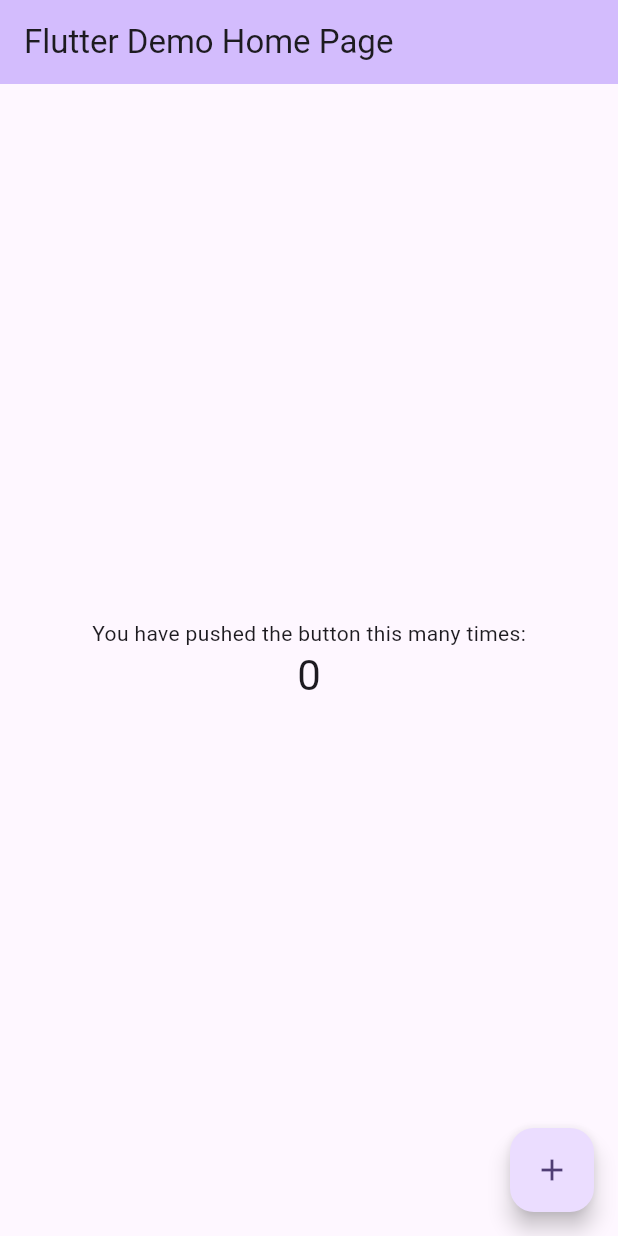
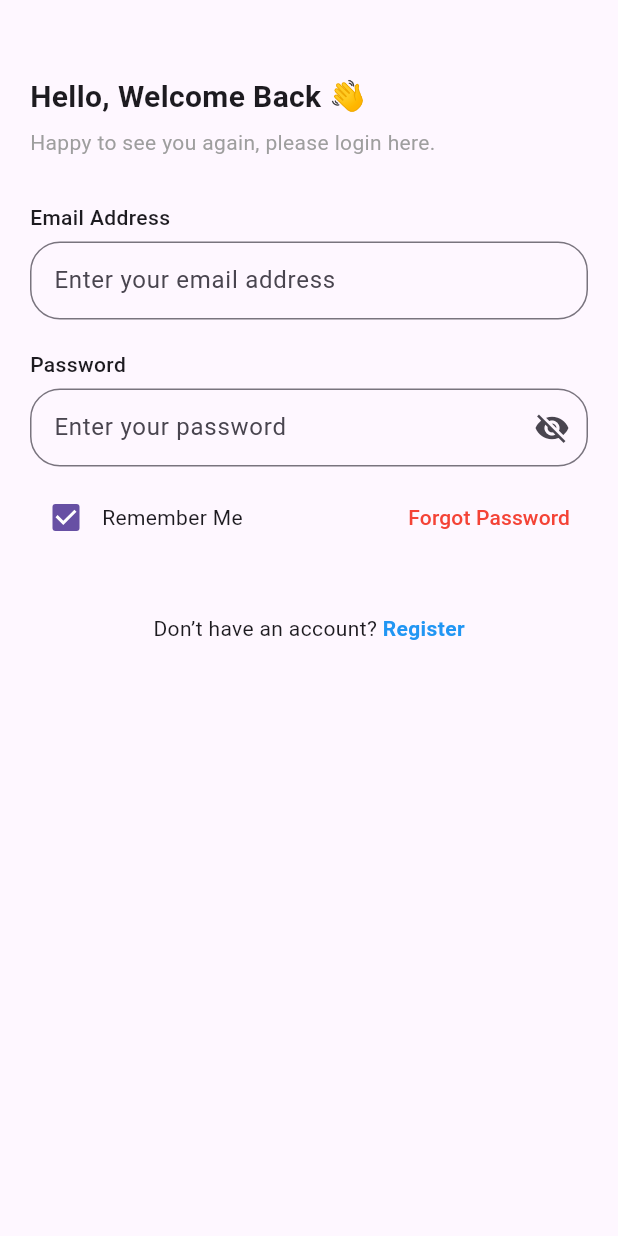
Before and after one commit to Ayman-Mohamed-1/turbo, a Flutter app: the screen it shows after launch, on a phone screen of 412 x 824 dp. Run offline on Flutter 3.47's test engine with Material 3 defaults, Android fonts, the phone set to English and light mode, and no system bars; our stand-ins replace dio, pretty_dio_logger.

Commit message:
build ui

```diff
--- /dev/null
+++ b/lib/config/routes/app_router.dart
@@ -0,0 +1,4 @@
+class AppRouters {
+  static const String loginView = "/login_view";
+  static const String homeView = "/home_view";
+}
--- /dev/null
+++ b/lib/core/common/ui_widgets/app_text_filed.dart
@@ -0,0 +1,58 @@
+import 'package:flutter/material.dart';
+
+class AppTextField extends StatelessWidget {
+  final String hintText;
+  final String label;
+  final bool obscureText;
+  final TextEditingController controller;
+  final Widget? suffixIcon;
+  final String? errorText;
+  final String? Function(String?)? validator;
+
+  const AppTextField({
+    super.key,
+    required this.hintText,
+    required this.label,
+    this.obscureText = false,
+    required this.controller,
+    this.suffixIcon,
+    this.errorText,
+    this.validator,
+  });
+
+  @override
+  Widget build(BuildContext context) {
+    return Column(
+      crossAxisAlignment: CrossAxisAlignment.start,
+      children: [
+        Text(
+          label,
+          style: const TextStyle(fontSize: 14, fontWeight: FontWeight.w500),
+        ),
+        const SizedBox(height: 6),
+        TextFormField(
+          validator: validator,
+          controller: controller,
+          onTapOutside: (event) {
+            FocusScope.of(context).unfocus();
+          },
+          obscureText: obscureText,
+          decoration: InputDecoration(
+            hintText: hintText,
+            suffixIcon: suffixIcon,
+            errorText: errorText,
+            border: OutlineInputBorder(borderRadius: BorderRadius.circular(20)),
+            focusedBorder: OutlineInputBorder(
+              borderRadius: BorderRadius.circular(8),
+              borderSide: const BorderSide(color: Colors.blue, width: 1.5),
+            ),
+            contentPadding: const EdgeInsets.symmetric(
+              horizontal: 12,
+              vertical: 14,
+            ),
+          ),
+        ),
+      ],
+    );
+  }
+}
--- /dev/null
+++ b/lib/features/auth/modules/common/password_textfield.dart
@@ -0,0 +1,38 @@
+import 'package:flutter/material.dart';
+import 'package:turbo/core/common/ui_widgets/app_text_filed.dart';
+
+class PasswordTextfield extends StatefulWidget {
+  const PasswordTextfield({super.key, required this.controller});
+  final TextEditingController controller;
+  @override
+  State<PasswordTextfield> createState() => _PasswordTextfieldState();
+}
+
+class _PasswordTextfieldState extends State<PasswordTextfield> {
+  bool isPasswordVisible = false;
+
+  @override
+  Widget build(BuildContext context) {
+    return AppTextField(
+      hintText: "Enter your password",
+      label: "Password",
+      controller: widget.controller,
+      obscureText: !isPasswordVisible,
+      validator: (value) {
+        if (value == null || value.isEmpty) {
+          return "Invalid password";
+        } else {
+          return null;
+        }
+      },
+      suffixIcon: IconButton(
+        icon: Icon(isPasswordVisible ? Icons.visibility : Icons.visibility_off),
+        onPressed: () {
+          setState(() {
+            isPasswordVisible = !isPasswordVisible;
+          });
+        },
+      ),
+    );
+  }
+}
--- /dev/null
+++ b/lib/features/auth/modules/login/login_view.dart
@@ -0,0 +1,36 @@
+import 'package:flutter/material.dart';
+import 'package:turbo/features/auth/modules/login/widget/login_form.dart';
+
+class LoginView extends StatelessWidget {
+  const LoginView({super.key});
+
+  @override
+  Widget build(BuildContext context) {
+    return Scaffold(
+      body: SafeArea(
+        child: SingleChildScrollView(
+          padding: const EdgeInsets.all(20),
+          child: Column(
+            crossAxisAlignment: CrossAxisAlignment.start,
+            children: [
+              const SizedBox(height: 30),
+
+              const Text(
+                "Hello, Welcome Back 👋",
+                style: TextStyle(fontSize: 20, fontWeight: FontWeight.bold),
+              ),
+              const SizedBox(height: 6),
+              const Text(
+                "Happy to see you again, please login here.",
+                style: TextStyle(color: Colors.grey),
+              ),
+
+              const SizedBox(height: 30),
+              LoginForm(),
+            ],
+          ),
+        ),
+      ),
+    );
+  }
+}
--- /dev/null
+++ b/lib/features/auth/modules/login/widget/login_form.dart
@@ -0,0 +1,96 @@
+import 'package:flutter/material.dart';
+import 'package:turbo/core/common/ui_widgets/app_text_filed.dart';
+import 'package:turbo/features/auth/modules/common/password_textfield.dart';
+
+class LoginForm extends StatefulWidget {
+  const LoginForm({super.key});
+
+  @override
+  State<LoginForm> createState() => _LoginFormState();
+}
+
+class _LoginFormState extends State<LoginForm> {
+  final TextEditingController emailController = TextEditingController();
+  final TextEditingController passwordController = TextEditingController();
+
+  GlobalKey<FormState> formKey = GlobalKey();
+  @override
+  Widget build(BuildContext context) {
+    return Form(
+      key: formKey,
+      child: Column(
+        children: [
+          AppTextField(
+            hintText: "Enter your email address",
+            label: "Email Address",
+            controller: emailController,
+            validator: (value) {
+              if (value == null || value.isEmpty) {
+                return "Invalid Email";
+              } else {
+                return null;
+              }
+            },
+          ),
+          const SizedBox(height: 20),
+          PasswordTextfield(controller: passwordController),
+          const SizedBox(height: 10),
+          Row(
+            children: [
+              Checkbox(value: true, onChanged: (val) {}),
+              const Text("Remember Me"),
+              const Spacer(),
+              TextButton(
+                onPressed: () {},
+                child: const Text(
+                  "Forgot Password",
+                  style: TextStyle(color: Colors.red),
+                ),
+              ),
+            ],
+          ),
+          const SizedBox(height: 20),
+          // BlocBuilder<LoginCubit, LoginState>(
+          //   builder: (context, state) {
+          //     return AppElevatedButton(
+          //       isLoading: state is LoginLoading,
+          //       onPressed: () {
+          //         log("here");
+          //         if (formKey.currentState!.validate()) {
+          //           context.read<LoginCubit>().login(
+          //             LoginRequestBody(
+          //               email: emailController.text,
+          //               password: passwordController.text,
+          //             ),
+          //           );
+          //         }
+          //       },
+          //       title: "Login",
+          //     );
+          //   },
+          // ),
+          const SizedBox(height: 20),
+          Center(
+            child: Row(
+              mainAxisAlignment: MainAxisAlignment.center,
+              children: [
+                const Text("Don’t have an account? "),
+                GestureDetector(
+                  onTap: () {},
+                  child: const Text(
+                    "Register",
+                    style: TextStyle(
+                      color: Colors.blue,
+                      fontWeight: FontWeight.bold,
+                    ),
+                  ),
+                ),
+              ],
+            ),
+          ),
+          // LoginBlocListener(),
+        ],
+      ),
+    );
+  }
+}
--- a/lib/main.dart
+++ b/lib/main.dart
@@ -1,4 +1,7 @@
 import 'package:flutter/material.dart';
+import 'package:turbo/config/routes/app_router.dart';
+import 'package:turbo/config/routes/router_generator.dart';
+import 'package:turbo/features/auth/modules/login/login_view.dart';
 
 void main() {
   runApp(const MyApp());
@@ -11,112 +14,10 @@ class MyApp extends StatelessWidget {
   @override
   Widget build(BuildContext context) {
     return MaterialApp(
-      title: 'Flutter Demo',
-      theme: ThemeData(
-        // This is the theme of your application.
-        //
-        // TRY THIS: Try running your application with "flutter run". You'll see
-        // the application has a purple toolbar. Then, without quitting the app,
-        // try changing the seedColor in the colorScheme below to Colors.green
-        // and then invoke "hot reload" (save your changes or press the "hot
-        // reload" button in a Flutter-supported IDE, or press "r" if you used
-        // the command line to start the app).
-        //
-        // Notice that the counter didn't reset back to zero; the application
-        // state is not lost during the reload. To reset the state, use hot
-        // restart instead.
-        //
-        // This works for code too, not just values: Most code changes can be
-        // tested with just a hot reload.
-        colorScheme: ColorScheme.fromSeed(seedColor: Colors.deepPurple),
-      ),
-      home: const MyHomePage(title: 'Flutter Demo Home Page'),
+      debugShowCheckedModeBanner: false,
+      initialRoute: AppRouters.loginView,
+      onGenerateRoute: RouterGenerator().onGenerateRoute,
+      // home: LoginView(),
     );
   }
 }
-
-class MyHomePage extends StatefulWidget {
-  const MyHomePage({super.key, required this.title});
-
-  // This widget is the home page of your application. It is stateful, meaning
-  // that it has a State object (defined below) that contains fields that affect
-  // how it looks.
-
-  // This class is the configuration for the state. It holds the values (in this
-  // case the title) provided by the parent (in this case the App widget) and
-  // used by the build method of the State. Fields in a Widget subclass are
-  // always marked "final".
-
-  final String title;
-
-  @override
-  State<MyHomePage> createState() => _MyHomePageState();
-}
-
-class _MyHomePageState extends State<MyHomePage> {
-  int _counter = 0;
-
-  void _incrementCounter() {
-    setState(() {
-      // This call to setState tells the Flutter framework that something has
-      // changed in this State, which causes it to rerun the build method below
-      // so that the display can reflect the updated values. If we changed
-      // _counter without calling setState(), then the build method would not be
-      // called again, and so nothing would appear to happen.
-      _counter++;
-    });
-  }
-
-  @override
-  Widget build(BuildContext context) {
-    // This method is rerun every time setState is called, for instance as done
-    // by the _incrementCounter method above.
-    //
-    // The Flutter framework has been optimized to make rerunning build methods
-    // fast, so that you can just rebuild anything that needs updating rather
-    // than having to individually change instances of widgets.
-    return Scaffold(
-      appBar: AppBar(
-        // TRY THIS: Try changing the color here to a specific color (to
-        // Colors.amber, perhaps?) and trigger a hot reload to see the AppBar
-        // change color while the other colors stay the same.
-        backgroundColor: Theme.of(context).colorScheme.inversePrimary,
-        // Here we take the value from the MyHomePage object that was created by
-        // the App.build method, and use it to set our appbar title.
-        title: Text(widget.title),
-      ),
-      body: Center(
-        // Center is a layout widget. It takes a single child and positions it
-        // in the middle of the parent.
-        child: Column(
-          // Column is also a layout widget. It takes a list of children and
-          // arranges them vertically. By default, it sizes itself to fit its
-          // children horizontally, and tries to be as tall as its parent.
-          //
-          // Column has various properties to control how it sizes itself and
-          // how it positions its children. Here we use mainAxisAlignment to
-          // center the children vertically; the main axis here is the vertical
-          // axis because Columns are vertical (the cross axis would be
-          // horizontal).
-          //
-          // TRY THIS: Invoke "debug painting" (choose the "Toggle Debug Paint"
-          // action in the IDE, or press "p" in the console), to see the
-          // wireframe for each widget.
-          mainAxisAlignment: MainAxisAlignment.center,
-          children: <Widget>[
-            const Text('You have pushed the button this many times:'),
-            Text(
-              '$_counter',
-              style: Theme.of(context).textTheme.headlineMedium,
-            ),
-          ],
-        ),
-      ),
-      floatingActionButton: FloatingActionButton(
-        onPressed: _incrementCounter,
-        tooltip: 'Increment',
-        child: const Icon(Icons.add),
-      ), // This trailing comma makes auto-formatting nicer for build methods.
-    );
-  }
-}
```
Also changed, not shown: lib/config/routes/router_generator.dart (added, +21 -0 lines), lib/config/routes/router_transitions.dart (added, +75 -0 lines), lib/core/net_work/apiLocalStatusCode.dart (added, +30 -0 lines), lib/core/net_work/api_error_handler.dart (added, +36 -0 lines), lib/core/net_work/api_error_model.dart (added, +13 -0 lines), lib/core/net_work/dio_factory.dart (added, +34 -0 lines), lib/core/net_work/error_strategy.dart (added, +7 -0 lines), lib/core/net_work/strategies.dart (added, +102 -0 lines), lib/features/auth/modules/register/home_view.dart (added, +10 -0 lines), pubspec.yaml (+6 -16 lines), pubspec.lock.
